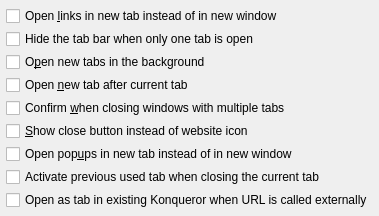
This is konqueror/settings/konqhtml/advancedTabOptions.ui in KDE/konqueror as Qt 5 draws it before an edit. The edited form follows.
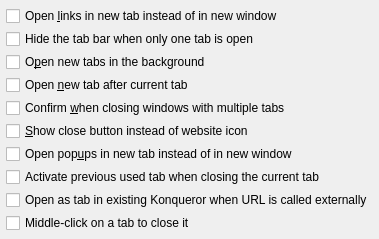
This is the edited form.

Commit message: GUI: checkbox for the "Middle click on a tab closes it" option (which has existed for a long time, but didn't have a GUI). Patch by Juan Carlos Torres <carlosdgtorres@gmail.com>, sorry that it took me so long to commit it. CCMAIL: carlosdgtorres@gmail.com

```diff
--- a/konqueror/settings/konqhtml/advancedTabOptions.ui
+++ b/konqueror/settings/konqhtml/advancedTabOptions.ui
@@ -106,6 +106,16 @@
        </property>
       </widget>
      </item>
+     <item>
+      <widget class="QCheckBox" name="m_pMiddleClickClose" >
+       <property name="whatsThis" >
+        <string>When you click on a tab using the middle mouse button or mouse wheel, it will close that tab. (Konqueror needs to be restarted for changes to take effect)</string>
+       </property>
+       <property name="text" >
+        <string>Middle-click on a tab to close it</string>
+       </property>
+      </widget>
+     </item>
     </layout>
    </item>
    <item>
```
The commit also changes 1 other file.
